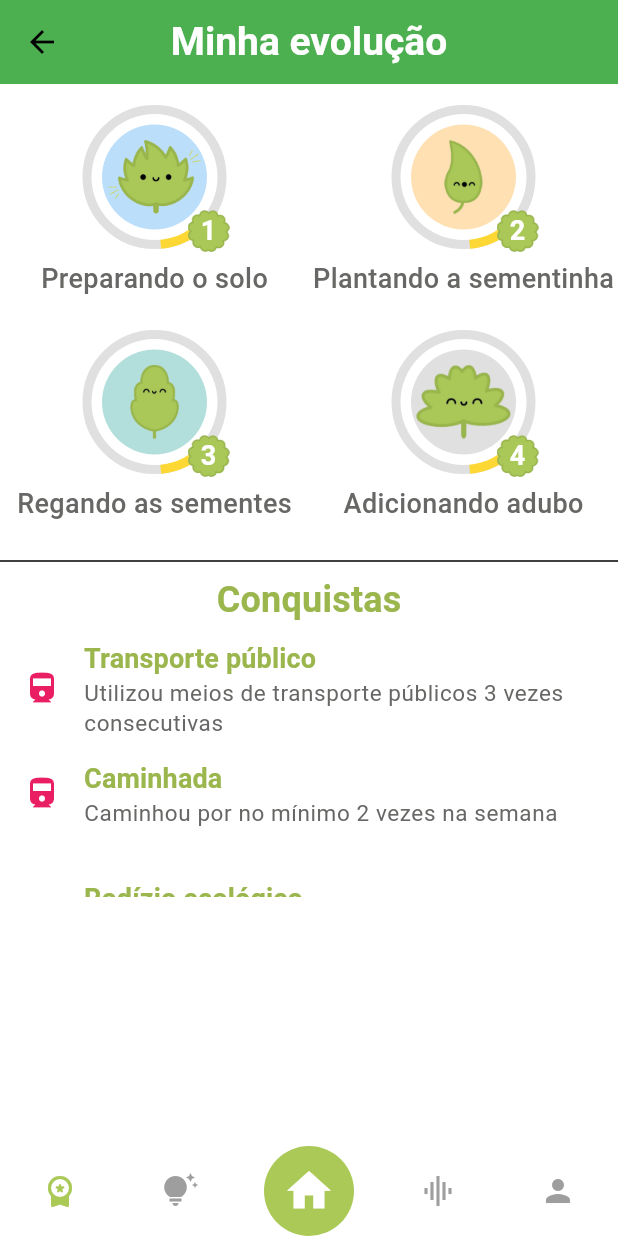
After one commit to camiladiniz/meu_rastro_carbono_mobile, a Flutter app: the RewardsWidget screen opened by its route, on a phone screen of 412 x 824 dp. The commit adds this screen. Run offline on Flutter 3.47's test engine with Material 2 defaults, Android fonts, the phone set to English and light mode, and no system bars; our stand-ins replace flutter_modular.

Commit message:
Tela minha evolução melhorada

```diff
--- /dev/null
+++ b/lib/data/models/evolution/badge_model.dart
@@ -0,0 +1,15 @@
+import 'package:flutter/material.dart';
+
+class BadgeModel {
+  final String title;
+  final String description;
+  final IconData icon;
+  final Color color;
+
+  BadgeModel({
+    required this.title,
+    required this.description,
+    required this.icon,
+    required this.color
+  });
+}
--- /dev/null
+++ b/lib/data/models/evolution/level_model.dart
@@ -0,0 +1,19 @@
+import 'package:flutter/material.dart';
+
+class LevelModel {
+  final String title;
+  final int pontuation;
+  final String number;
+  final String imagePath;
+  final Color color;
+  final bool isAvailable;
+
+  LevelModel({
+    required this.title,
+    required this.pontuation,
+    required this.number,
+    required this.imagePath,
+    required this.color,
+    required this.isAvailable
+  });
+}
--- a/lib/main.dart
+++ b/lib/main.dart
@@ -2,8 +2,6 @@ import 'package:flutter/material.dart';
 import 'package:flutter_modular/flutter_modular.dart';
 import 'package:meu_rastro_carbono/main/app_module.dart';
 import 'package:meu_rastro_carbono/main/app_widget.dart';
-import 'package:meu_rastro_carbono/ui/assets/styles/app_theme.dart';
-import 'package:meu_rastro_carbono/ui/pages/welcome_page.dart';
 
 void main() {
   // runApp(const MyApp());
--- /dev/null
+++ b/lib/ui/pages/rewards_page.dart
@@ -0,0 +1,169 @@
+import 'package:flutter/material.dart';
+import 'package:meu_rastro_carbono/data/models/evolution/badge_model.dart';
+import 'package:meu_rastro_carbono/data/models/evolution/level_model.dart';
+import 'package:meu_rastro_carbono/ui/widgets/menu/levels_widget.dart';
+
+class RewardsWidget extends StatelessWidget {
+  final List<BadgeModel> locomotionBadges = [
+    BadgeModel(
+      title: 'Transporte público',
+      description: 'Utilizou meios de transporte públicos 3 vezes consecutivas',
+      icon: Icons.directions_train,
+      color: Colors.pink,
+    ),
+    BadgeModel(
+      title: 'Caminhada',
+      description: 'Caminhou por no mínimo 2 vezes na semana',
+      icon: Icons.directions_train,
+      color: Colors.pink,
+    ),
+    BadgeModel(
+      title: 'Rodízio ecológico',
+      description: 'Não utilizou carro por 2 semanas consecutivas',
+      icon: Icons.directions_train,
+      color: Colors.pink,
+    ),
+  ];
+
+  final List<LevelModel> levels = [
+    LevelModel(
+        title: 'Preparando o solo',
+        pontuation: 0,
+        number: '1',
+        imagePath: 'lib/ui/assets/images/leaf.png',
+        color: Colors.blue[100]!,
+        isAvailable: true),
+    LevelModel(
+        title: 'Plantando a sementinha',
+        pontuation: 0,
+        number: '2',
+        imagePath: 'lib/ui/assets/images/leaf_02.png',
+        color: Colors.orange[100]!,
+        isAvailable: true),
+    LevelModel(
+        title: 'Regando as sementes',
+        pontuation: 0,
+        number: '3',
+        imagePath: 'lib/ui/assets/images/leaf_03.png',
+        color: Colors.teal[100]!,
+        isAvailable: true),
+    LevelModel(
+        title: 'Adicionando adubo',
+        pontuation: 0,
+        number: '4',
+        imagePath: 'lib/ui/assets/images/leaf_04.png',
+        color: Colors.blue[100]!,
+        isAvailable: false),
+    LevelModel(
+        title: 'Cuidando do brotinho',
+        pontuation: 0,
+        number: '5',
+        imagePath: 'lib/ui/assets/images/leaf_05.png',
+        color: Colors.blue[100]!,
+        isAvailable: false),
+  ];
+
+  @override
+  Widget build(BuildContext context) {
+    return Column(
+      children: [
+        const SizedBox(height: 10),
+        SizedBox(
+          height: 300,
+          child: GridView.count(
+            childAspectRatio: (MediaQuery.of(context).size.width / 300),
+            crossAxisCount: 2,
+            shrinkWrap: true,
+            scrollDirection: Axis.vertical,
+            children: List.generate(levels.length, (index) {
+              final level = levels[index];
+              return LevelsWidget(level.imagePath, level.number, level.title,
+                  level.color, level.isAvailable);
+            }),
+          ),
+        ),
+        const Divider(thickness: 1),
+        Text('Conquistas', style: Theme.of(context).textTheme.titleMedium),
+        SizedBox(
+            // height: MediaQuery.of(context).size.height - (510 + kToolbarHeight),
+            height: 180,
+            child: SingleChildScrollView(
+              child: Column(
+                children: [
+                  for (int i = 0; i < locomotionBadges.length; i++)
+                    SizedBox(
+                      height: 80,
+                      child: ListTile(
+                        leading: Icon(
+                          locomotionBadges[i].icon,
+                          color: locomotionBadges[i].color,
+                        ),
+                        title: Text(locomotionBadges[i].title,
+                            style: Theme.of(context).textTheme.titleSmall),
+                        subtitle: Text(locomotionBadges[i].description,
+                            style: Theme.of(context).textTheme.bodySmall),
+                        dense: true,
+                      ),
+                    )
+                ],
+              ),
+            ))
+      ],
+    );
+  }
+}
+
+class BadgeWidget extends StatelessWidget {
+  final String text;
+  final Color backgroundColor;
+  final bool isComplete;
+
+  BadgeWidget({
+    required this.text,
+    required this.backgroundColor,
+    required this.isComplete,
+  });
+
+  @override
+  Widget build(BuildContext context) {
+    return Padding(
+        padding: const EdgeInsets.symmetric(vertical: 0, horizontal: 12),
+        child: Column(
+          children: [
+            Text(text),
+            Container(
+              width: 55,
+              height: 55,
+              decoration: BoxDecoration(
+                color: isComplete ? backgroundColor : Colors.grey[300],
+                shape: BoxShape.circle,
+                border: Border.all(
+                  color: isComplete ? Colors.white : Colors.grey,
+                  width: 2,
+                ),
+              ),
+              child: Center(
+                child: Text(
+                  '',
+                  style: TextStyle(
+                    color: isComplete ? Colors.white : Colors.grey,
+                    fontWeight: FontWeight.bold,
+                  ),
+                ),
+              ),
+            ),
+            Icon(
+              isComplete ? Icons.done : Icons.pending,
+              color: isComplete ? Colors.green : Colors.orange,
+            ),
+            // Text(
+            //   isComplete ? 'Completo' : '-',
+            //   style: TextStyle(
+            //     color: isComplete ? Colors.green : Colors.red,
+            //     fontWeight: FontWeight.bold,
+            //   ),
+            // ),
+          ],
+        ));
+  }
+}
--- /dev/null
+++ b/lib/ui/widgets/menu/levels_widget.dart
@@ -0,0 +1,59 @@
+import 'dart:math';
+import 'package:flutter/material.dart';
+
+Widget LevelsWidget(
+    String image, String number, String title, Color color, bool isAvailable) {
+  return Container(
+    margin: const EdgeInsets.all(2),
+    child: Column(children: [
+      Stack(
+        alignment: Alignment.bottomRight,
+        children: [
+          Stack(
+            alignment: Alignment.center,
+            children: [
+              Transform.rotate(
+                angle: 3 * pi / 4,
+                child: CircularProgressIndicator(
+                  backgroundColor: Colors.grey[300],
+                  valueColor: AlwaysStoppedAnimation(Colors.yellow[600]),
+                  value: Random().nextDouble(),
+                  strokeWidth: 60,
+                ),
+              ),
+              const Padding(
+                padding: EdgeInsets.all(8.0),
+                child: CircleAvatar(backgroundColor: Colors.white, radius: 42),
+              ),
+              CircleAvatar(
+                radius: 35,
+                backgroundColor: isAvailable ? color : Colors.grey[300],
+                child: Image.asset(image, height: 50),
+              )
+            ],
+          ),
+          Stack(
+            alignment: Alignment.center,
+            children: [
+              Image.asset('lib/ui/assets/images/leaf_no_face.png', height: 28),
+              Text(
+                number,
+                style: const TextStyle(
+                    color: Colors.white,
+                    fontSize: 18,
+                    fontWeight: FontWeight.bold),
+              )
+            ],
+          ),
+        ],
+      ),
+      const SizedBox(height: 5),
+      Center(
+        child: Text(
+          title,
+          style: const TextStyle(fontWeight: FontWeight.w500, fontSize: 18),
+        ),
+      )
+    ]),
+  );
+}
```
Also changed, not shown: lib/main/app_module.dart (+14 -1 lines), lib/ui/assets/styles/app_theme.dart (+17 -17 lines), lib/ui/assets/images/leaf_02.png (added), lib/ui/assets/images/leaf_03.png (added), lib/ui/assets/images/leaf_04.png (added), lib/ui/assets/images/leaf_05.png (added), lib/ui/assets/images/leaf_no_face.png (added).
